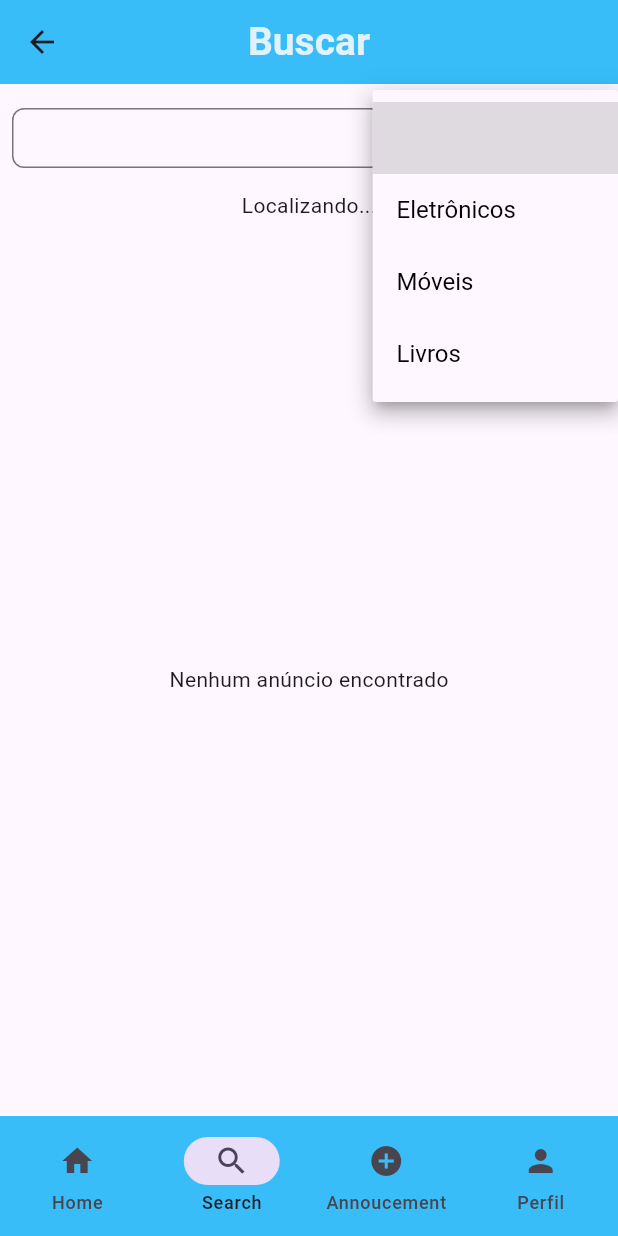
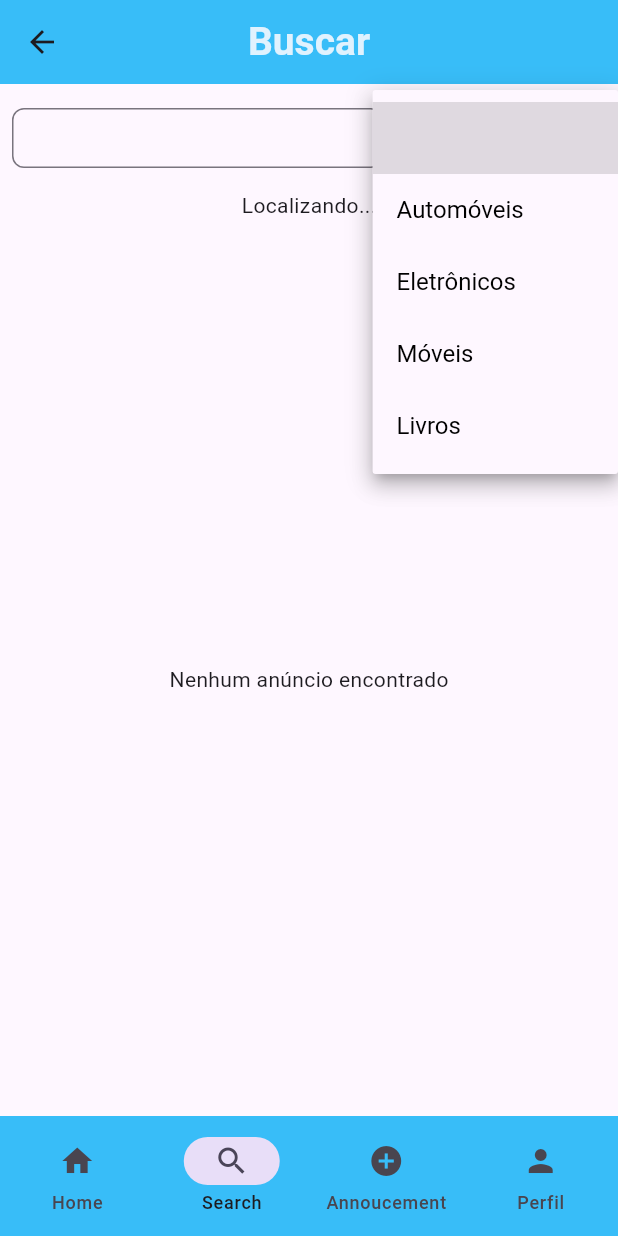
Before and after one commit to Caio-T4vares/tradeNow, a Flutter app: the SearchPage screen opened by its route, item 2 of the bottom bar chosen, after a tap on "Categoria", on a phone screen of 412 x 824 dp. Run offline on Flutter 3.47's test engine with Material 3 defaults, Android fonts, the phone set to English and light mode, and no system bars; our stand-ins replace cached_network_image, carousel_slider, cloud_firestore, firebase_auth, firebase_core, firebase_storage and 6 more; missing offline and left inert: dart:ffi; accounts and stored records are empty.

```diff
--- a/trade_now/lib/app/controllers/search_controller.dart
+++ b/trade_now/lib/app/controllers/search_controller.dart
@@ -14,26 +14,30 @@ class SearchPageController extends GetxController {
   final LocationService locationService = LocationService();
   final FirestoreService _firestoreService = Get.find();
 
-  var productList = [];
-  var filteredList = [].obs;
+  RxList<Product> filteredList = <Product>[].obs;
   var categoria = "".obs;
   var currentLocationState = ''.obs;
 
-  RxList<Product> productsList = <Product>[].obs;
+  List<Product> productsList = <Product>[];
   RxMap<String?, Address> productAddress = <String, Address>{}.obs;
 
   @override
   void onInit() async {
     super.onInit();
     await _getCurrentLocationAndState();
-    productsList.value = await _firestoreService.getProductsByState(currentLocationState.value);
-    productAddress.value = await _firestoreService.fetchAllProductAddresses(productsList);
+    productsList =
+        await _firestoreService.getProductsByState(currentLocationState.value);
+    productAddress.value =
+        await _firestoreService.fetchAllProductAddresses(productsList);
+    filteredList.value = productsList.toList();
+    filteredList.refresh();
   }
 
   Future<void> _getCurrentLocationAndState() async {
     try {
       Position position = await locationService.determinePosition();
-      List<Placemark> placemarks = await placemarkFromCoordinates(position.latitude, position.longitude);
+      List<Placemark> placemarks =
+          await placemarkFromCoordinates(position.latitude, position.longitude);
 
       if (placemarks.isNotEmpty) {
         currentLocationState.value = placemarks.first.administrativeArea ?? '';
@@ -48,26 +52,30 @@ class SearchPageController extends GetxController {
   void changeCategory(String? category) async {
     if (category == "") {
       categoria.value = "";
-      productList = await _firestoreService.getAllProducts();
+      productsList = await _firestoreService.getAllProducts();
     } else {
       categoria.value = category!;
-      productList = await _firestoreService.getProductsByCategory(category);
+      productsList = await _firestoreService.getProductsByCategory(category);
     }
-    filteredList.value = productList.toList();
+    filteredList.value = productsList.toList();
     filteredList.refresh();
   }
 
   void searchByName() async {
     RegExp regex = RegExp("^${searchController.text.toLowerCase()}");
-    filteredList.value = productList.where((el) {
-      if (regex.hasMatch(el.name.toLowerCase())) return true;
+    filteredList.value = productsList.where((el) {
+      if (regex.hasMatch(el.name!.toLowerCase())) return true;
       return false;
     }).toList();
     filteredList.refresh();
   }
 
   void updateLists() async {
-    productsList.value = await _firestoreService.getProductsByState(currentLocationState.value);
-    productAddress.value = await _firestoreService.fetchAllProductAddresses(productsList);
+    productsList =
+        await _firestoreService.getProductsByState(currentLocationState.value);
+    filteredList.value = productsList.toList();
+    filteredList.refresh();
+    productAddress.value =
+        await _firestoreService.fetchAllProductAddresses(filteredList);
   }
 }
--- a/trade_now/lib/app/model/product.dart
+++ b/trade_now/lib/app/model/product.dart
@@ -21,6 +21,7 @@ class Product {
   });
   factory Product.fromJson(Map<String, dynamic> json) {
     return Product(
+      addressId: json["addressId"],
       id: json["id"],
       userId: json["userId"],
       imgsUrl: List<String>.from(json['imgUrls']),
@@ -52,7 +53,6 @@ class Product {
         description: data['description'],
         condition: data['condition'],
         category: data['category'],
-      addressId: data['addressId']
-    );
+        addressId: data['addressId']);
   }
 }
--- a/trade_now/lib/app/ui/pages/search_page.dart
+++ b/trade_now/lib/app/ui/pages/search_page.dart
@@ -11,7 +11,13 @@ class SearchPage extends StatelessWidget {
   Widget build(BuildContext context) {
     var screenWidth = Get.mediaQuery.size.width;
     var screenHeight = Get.mediaQuery.size.height;
-    List<String> categorias = ["", "Eletrônicos", "Móveis", "Livros"];
+    List<String> categorias = [
+      "",
+      "Automóveis",
+      "Eletrônicos",
+      "Móveis",
+      "Livros"
+    ];
     final controller = Get.put(SearchPageController());
     controller.updateLists();
 
@@ -80,24 +86,27 @@ class SearchPage extends StatelessWidget {
               height: 15,
             ),
             Obx(() {
-              return Text(
-                controller.currentLocationState.value.isNotEmpty
-                ? 'Exibindo resultados em ${controller.currentLocationState.value}'
-                : 'Localizando...'
-              );
+              return Text(controller.currentLocationState.value.isNotEmpty
+                  ? 'Exibindo resultados em ${controller.currentLocationState.value}'
+                  : 'Localizando...');
             }),
             const SizedBox(
               height: 15,
             ),
             Expanded(
               child: Obx(() {
-                if(controller.productsList.isEmpty || controller.productAddress.isEmpty) {
-                  return const Center(child: Text('Nenhum anúncio encontrado'),);
+                if (controller.filteredList.isEmpty ||
+                    controller.productAddress.isEmpty) {
+                  return const Center(
+                    child: Text('Nenhum anúncio encontrado'),
+                  );
                 }
 
                 return Padding(
-                  padding: EdgeInsets.all(16),
-                  child: SearchProductCard(products: controller.productsList, productAddresses: controller.productAddress),
+                  padding: const EdgeInsets.all(16),
+                  child: SearchProductCard(
+                      products: controller.filteredList,
+                      productAddresses: controller.productAddress),
                 );
               }),
             ),
--- a/trade_now/pubspec.yaml
+++ b/trade_now/pubspec.yaml
@@ -21,6 +21,7 @@ dependencies:
   flutter_image_compress: ^2.3.0
   geolocator: ^13.0.1
   geocoding: ^3.0.0
+  url_launcher: ^6.3.0
 dev_dependencies:
   flutter_test:
     sdk: flutter
```
Also changed, not shown: trade_now/lib/app/controllers/product_details_controller.dart (+10 -0 lines), trade_now/lib/app/core/services/firestore_service.dart (+31 -17 lines), trade_now/lib/app/ui/components/search_product_card.dart (+15 -9 lines), trade_now/lib/app/ui/pages/login_page.dart (+8 -3 lines), trade_now/lib/app/ui/pages/product_details_page.dart (+14 -5 lines), trade_now/lib/app/ui/pages/register_page.dart (+6 -2 lines), trade_now/pubspec.lock. Lines whose indentation alone changed are shown as unchanged.
